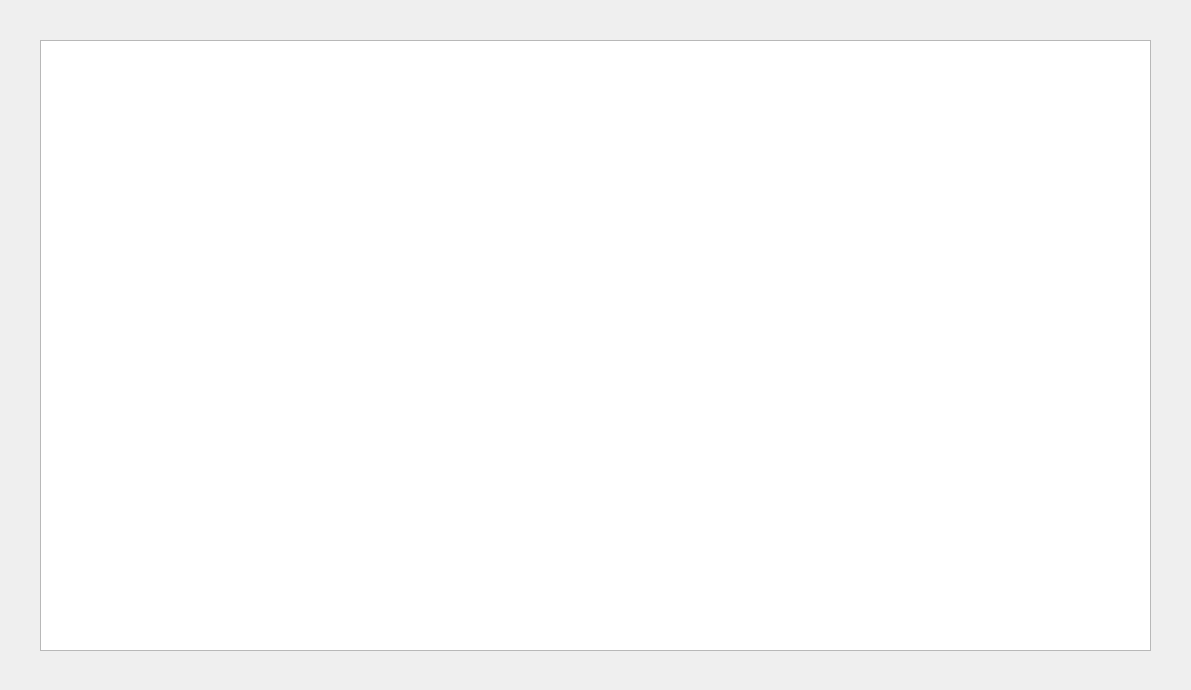
Old version of the form Biblioteca/UserApp/BorrowedBooksList.ui in the repository EchipaSMC/Biblioteca.
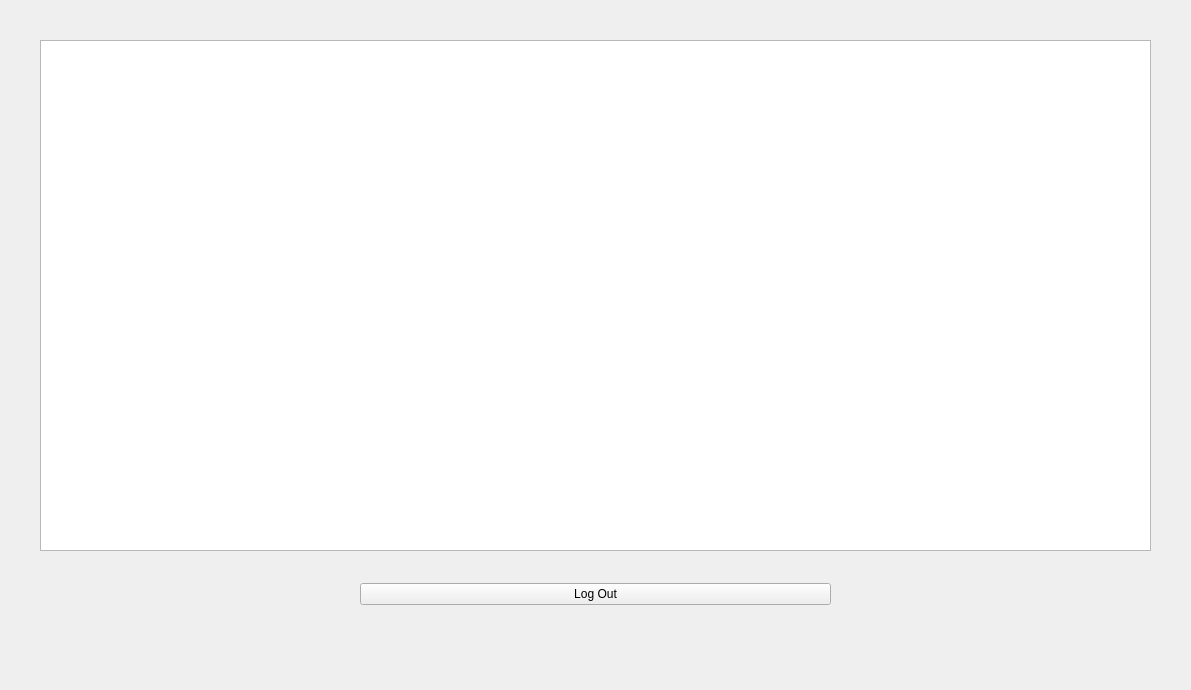
New version of the form.

Commit message: Changed MyAccount view + other widgets size

The edit to the form file:
```diff
--- a/Biblioteca/UserApp/BorrowedBooksList.ui
+++ b/Biblioteca/UserApp/BorrowedBooksList.ui
@@ -19,7 +19,7 @@
      <x>10</x>
      <y>10</y>
      <width>1171</width>
-     <height>671</height>
+     <height>571</height>
     </rect>
    </property>
    <layout class="QVBoxLayout" name="verticalLayout">
@@ -40,6 +40,46 @@
     </item>
    </layout>
   </widget>
+  <widget class="QWidget" name="layoutWidget">
+   <property name="geometry">
+    <rect>
+     <x>10</x>
+     <y>569</y>
+     <width>1171</width>
+     <height>51</height>
+    </rect>
+   </property>
+   <layout class="QVBoxLayout" name="verticalLayout_2">
+    <property name="leftMargin">
+     <number>350</number>
+    </property>
+    <property name="rightMargin">
+     <number>350</number>
+    </property>
+    <item>
+     <widget class="QPushButton" name="logOutBtn">
+      <property name="maximumSize">
+       <size>
+        <width>16777215</width>
+        <height>16777215</height>
+       </size>
+      </property>
+      <property name="text">
+       <string>Log Out</string>
+      </property>
+      <property name="autoDefault">
+       <bool>false</bool>
+      </property>
+      <property name="default">
+       <bool>false</bool>
+      </property>
+      <property name="flat">
+       <bool>false</bool>
+      </property>
+     </widget>
+    </item>
+   </layout>
+  </widget>
  </widget>
  <layoutdefault spacing="6" margin="11"/>
  <resources/>
```
The commit also changes 7 other files.
